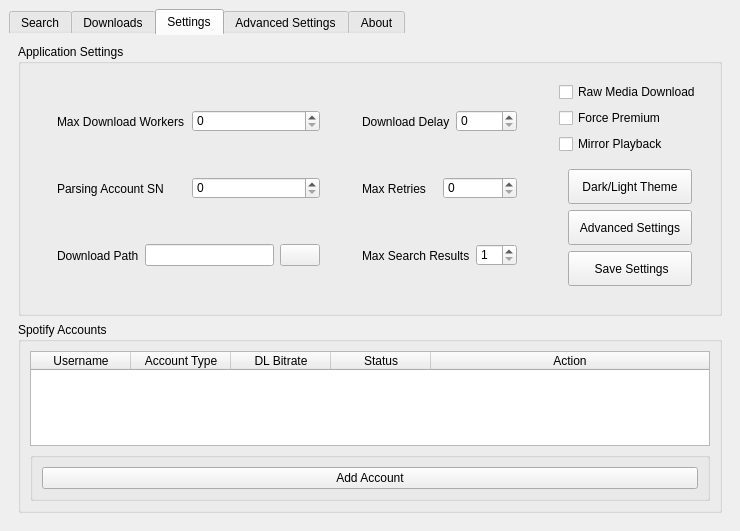
Above: src/onthespot/gui/qtui/main.ui from moddroid94/onthespot before the change. Below: the same form after it.
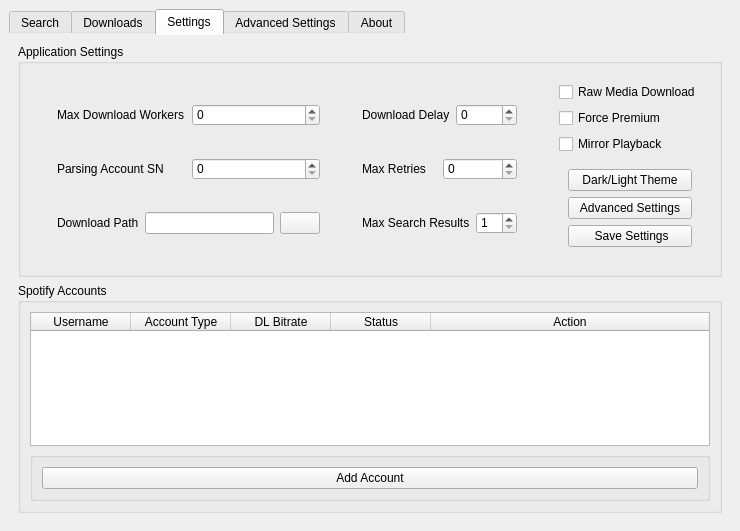
That is the form after the change. Icons and pictures are not drawn.

Commit message: Fix sizing and fix zeroconf

```diff
--- a/src/onthespot/gui/qtui/main.ui
+++ b/src/onthespot/gui/qtui/main.ui
@@ -884,7 +884,7 @@
                    <property name="minimumSize">
                     <size>
                      <width>0</width>
-                     <height>35</height>
+                     <height>0</height>
                     </size>
                    </property>
                    <property name="text">
@@ -897,7 +897,7 @@
                    <property name="minimumSize">
                     <size>
                      <width>0</width>
-                     <height>35</height>
+                     <height>0</height>
                     </size>
                    </property>
                    <property name="text">
@@ -910,7 +910,7 @@
                    <property name="minimumSize">
                     <size>
                      <width>0</width>
-                     <height>35</height>
+                     <height>0</height>
                     </size>
                    </property>
                    <property name="text">
```
The commit also changes 1 other file.
